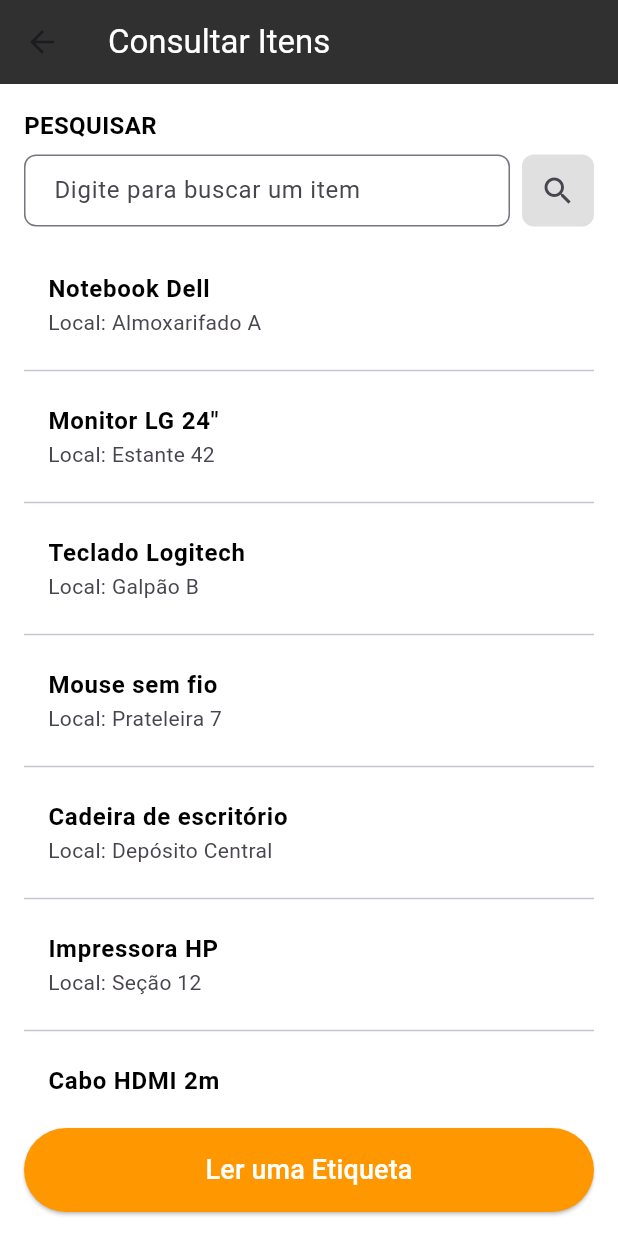
After one commit to rafavanzo/sice_app, a Flutter app: the ConsultarItemsPage screen opened directly, after a tap on the "search" icon, on a phone screen of 412 x 824 dp. The commit adds this screen. Run offline on Flutter 3.47's test engine with Material 3 defaults, Android fonts, the phone set to English and light mode, and no system bars; our stand-ins replace camera.

Commit message:
adiciona tela de conmsultar items e consultar locais

```diff
--- /dev/null
+++ b/lib/pages/consultar_items.dart
@@ -0,0 +1,300 @@
+import 'package:flutter/material.dart';
+
+/// Modelo para representar um item no sistema.
+/// Contém id, nome e local do item.
+class Item {
+  final String id;
+  final String nome;
+  final String local;
+
+  Item({
+    required this.id,
+    required this.nome,
+    required this.local
+  });
+}
+
+/// Serviço que encapsula operações de dados de itens.
+/// Preparado para futura substituição por API real.
+class ItemService {
+  /// Busca todos os itens (simulado).
+  /// Será substituído por chamada à API real.
+  Future<List<Item>> buscarItems() async {
+    await Future.delayed(Duration(milliseconds: 800));
+
+    return [
+      Item(id: '1', nome: 'Notebook Dell', local: 'Almoxarifado A'),
+      Item(id: '2', nome: 'Monitor LG 24"', local: 'Estante 42'),
+      Item(id: '3', nome: 'Teclado Logitech', local: 'Galpão B'),
+      Item(id: '4', nome: 'Mouse sem fio', local: 'Prateleira 7'),
+      Item(id: '5', nome: 'Cadeira de escritório', local: 'Depósito Central'),
+      Item(id: '6', nome: 'Impressora HP', local: 'Seção 12'),
+      Item(id: '7', nome: 'Cabo HDMI 2m', local: 'Estante Z'),
+      Item(id: '8', nome: 'Headset Gamer', local: 'Corredor 3'),
+      Item(id: '9', nome: 'Roteador Wi-Fi', local: 'Armazém Principal'),
+      Item(id: '10', nome: 'Smartphone Samsung', local: 'Bloco D'),
+    ];
+  }
+
+  /// Filtra itens pelo nome (simulado).
+  /// Retorna lista filtrada de objetos Item.
+  Future<List<Item>> buscarItemsPorNome(String query) async {
+    final items = await buscarItems();
+
+    if (query.isEmpty) {
+      return items;
+    }
+
+    return items
+        .where((item) => item.nome.toLowerCase().contains(query.toLowerCase()))
+        .toList();
+  }
+}
+
+/// Página para consulta e visualização de itens.
+/// Permite pesquisa, listagem e acesso à leitura de QR code.
+class ConsultarItemsPage extends StatefulWidget {
+  const ConsultarItemsPage({Key? key}) : super(key: key);
+
+  @override
+  State<ConsultarItemsPage> createState() => _ConsultarItemsPageState();
+}
+
+class _ConsultarItemsPageState extends State<ConsultarItemsPage> {
+  final TextEditingController _pesquisaController = TextEditingController();
+  final ItemService _itemService = ItemService();
+
+  List<Item> _items = [];
+  List<Item> _itemsFiltrados = [];
+
+  bool _isLoading = false;
+  bool _hasError = false;
+  String _errorMessage = '';
+
+  @override
+  void initState() {
+    super.initState();
+    _items = [];
+    _itemsFiltrados = [];
+    _carregarItems();
+  }
+
+  /// Carrega a lista inicial de itens.
+  /// Ponto futuro de integração com API real.
+  Future<void> _carregarItems() async {
+    setState(() {
+      _isLoading = true;
+      _hasError = false;
+    });
+
+    try {
+      final items = await _itemService.buscarItems();
+      setState(() {
+        _items = items;
+        _itemsFiltrados = items;
+        _isLoading = false;
+      });
+    } catch (e) {
+      setState(() {
+        _hasError = true;
+        _errorMessage = 'Erro ao carregar itens: ${e.toString()}';
+        _isLoading = false;
+      });
+    }
+  }
+
+  /// Filtra a lista de itens pelo texto digitado.
+  /// Otimiza para consultas vazias sem chamar API.
+  Future<void> _filtrarItems(String query) async {
+    if (query.isEmpty) {
+      setState(() {
+        _itemsFiltrados = List<Item>.from(_items);
+        _isLoading = false;
+      });
+      return;
+    }
+
+    setState(() {
+      _isLoading = true;
+    });
+
+    try {
+      final List<Item> itemsFiltrados = await _itemService.buscarItemsPorNome(query);
+
+      setState(() {
+        _itemsFiltrados = itemsFiltrados;
+        _isLoading = false;
+      });
+    } catch (e) {
+      setState(() {
+        _hasError = true;
+        _errorMessage = 'Erro ao filtrar itens: ${e.toString()}';
+        _isLoading = false;
+      });
+    }
+  }
+
+  @override
+  void dispose() {
+    _pesquisaController.dispose();
+    super.dispose();
+  }
+
+  @override
+  Widget build(BuildContext context) {
+    return Scaffold(
+      appBar: AppBar(
+        title: const Text(
+          'Consultar Itens',
+          style: TextStyle(color: Colors.white),
+        ),
+        backgroundColor: Colors.grey[850],
+      ),
+      body: Column(
+        crossAxisAlignment: CrossAxisAlignment.start,
+        children: [
+          Padding(
+            padding: const EdgeInsets.all(16.0),
+            child: Column(
+              crossAxisAlignment: CrossAxisAlignment.start,
+              children: [
+                const Text(
+                  'PESQUISAR',
+                  style: TextStyle(
+                    fontSize: 16,
+                    fontWeight: FontWeight.bold,
+                    color: Colors.black,
+                  ),
+                ),
+                const SizedBox(height: 8),
+                Row(
+                  children: [
+                    Expanded(
+                      child: TextField(
+                        controller: _pesquisaController,
+                        onChanged: (String value) {
+                          _filtrarItems(value);
+                        },
+                        decoration: InputDecoration(
+                          hintText: 'Digite para buscar um item',
+                          border: OutlineInputBorder(
+                            borderRadius: BorderRadius.circular(8.0),
+                          ),
+                          contentPadding: const EdgeInsets.symmetric(
+                            vertical: 12.0,
+                            horizontal: 16.0,
+                          ),
+                        ),
+                      ),
+                    ),
+                    const SizedBox(width: 8),
+                    Container(
+                      decoration: BoxDecoration(
+                        color: Colors.grey[300],
+                        borderRadius: BorderRadius.circular(8.0),
+                      ),
+                      child: IconButton(
+                        icon: const Icon(Icons.search),
+                        onPressed: () {
+                          _filtrarItems(_pesquisaController.text);
+                        },
+                      ),
+                    ),
+                  ],
+                ),
+              ],
+            ),
+          ),
+          Expanded(
+            child: _buildListaItems(),
+          ),
+        ],
+      ),
+      bottomNavigationBar: Padding(
+        padding: const EdgeInsets.all(16.0),
+        child: ElevatedButton(
+          style: ElevatedButton.styleFrom(
+            primary: Colors.orange,
+            onPrimary: Colors.white,
+            padding: const EdgeInsets.symmetric(vertical: 15.0),
+          ),
+          onPressed: () {
+            // Levara a camera para ler o QR Code
+          },
+          child: const Text(
+            'Ler uma Etiqueta',
+            style: TextStyle(fontSize: 18),
+          ),
+        ),
+      ),
+      backgroundColor: Colors.white,
+    );
+  }
+
+  /// Constrói a lista conforme o estado atual:
+  /// carregando, erro, vazia ou com dados.
+  Widget _buildListaItems() {
+    if (_isLoading) {
+      return const Center(
+        child: CircularProgressIndicator(),
+      );
+    }
+
+    if (_hasError) {
+      return Center(
+        child: Column(
+          mainAxisAlignment: MainAxisAlignment.center,
+          children: [
+            Text(
+              _errorMessage,
+              style: TextStyle(fontSize: 16, color: Colors.red),
+              textAlign: TextAlign.center,
+            ),
+            const SizedBox(height: 16),
+            ElevatedButton(
+              onPressed: _carregarItems,
+              child: const Text('Tentar novamente'),
+            ),
+          ],
+        ),
+      );
+    }
+
+    if (_itemsFiltrados.isEmpty) {
+      return const Center(
+        child: Text(
+          'Nenhum item encontrado',
+          style: TextStyle(fontSize: 18),
+        ),
+      );
+    }
+
+    return ListView.separated(
+      padding: const EdgeInsets.symmetric(horizontal: 16.0),
+      itemCount: _itemsFiltrados.length,
+      separatorBuilder: (context, index) => const Divider(),
+      itemBuilder: (context, index) {
+        final item = _itemsFiltrados[index];
+        return ListTile(
+          title: Text(
+            item.nome,
+            style: const TextStyle(
+              fontSize: 16,
+              fontWeight: FontWeight.bold,
+              color: Colors.black,
+            ),
+          ),
+          subtitle: Column(
+            crossAxisAlignment: CrossAxisAlignment.start,
+            children: [
+              Text('Local: ${item.local}'),
+            ],
+          ),
+          onTap: () {
+            // Levara para a view do item
+          },
+        );
+      },
+    );
+  }
+}
--- a/lib/pages/mover_items.dart
+++ b/lib/pages/mover_items.dart
@@ -89,7 +89,9 @@ class _MoverItensPageState extends State<MoverItensPage> {
   }
 
   /// Constrói a interface com base no estado da câmera.
-  /// Exibe: 1) Mensagem de erro, 2) Indicador de carregamento,
+  /// Exibe:
+  /// 1) Mensagem de erro,
+  /// 2) Indicador de carregamento,
   /// ou 3) Visualização da câmera para escanear QR codes.
   Widget _buildBody() {
     if (_isCameraError) {
```
Also changed, not shown: lib/main.dart (+43 -2 lines), lib/pages/consultar_locais.dart (added, +288 -0 lines).
